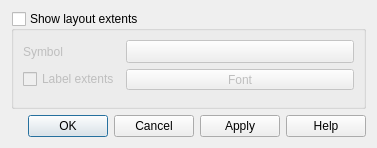
The window that src/ui/qgsdecorationlayoutextentdialog.ui (qgis/QGIS) describes before a commit, drawn with Qt 5.
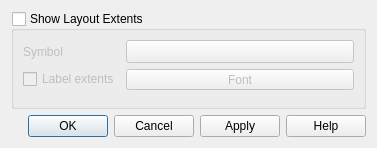
The same window after the commit. Custom widgets are drawn as their Qt base class.

The edit to the form file:
```diff
--- a/src/ui/qgsdecorationlayoutextentdialog.ui
+++ b/src/ui/qgsdecorationlayoutextentdialog.ui
@@ -23,7 +23,7 @@
       <bool>true</bool>
      </property>
      <property name="title">
-      <string>Show layout extents</string>
+      <string>Show Layout Extents</string>
      </property>
      <property name="checkable">
       <bool>true</bool>
```
